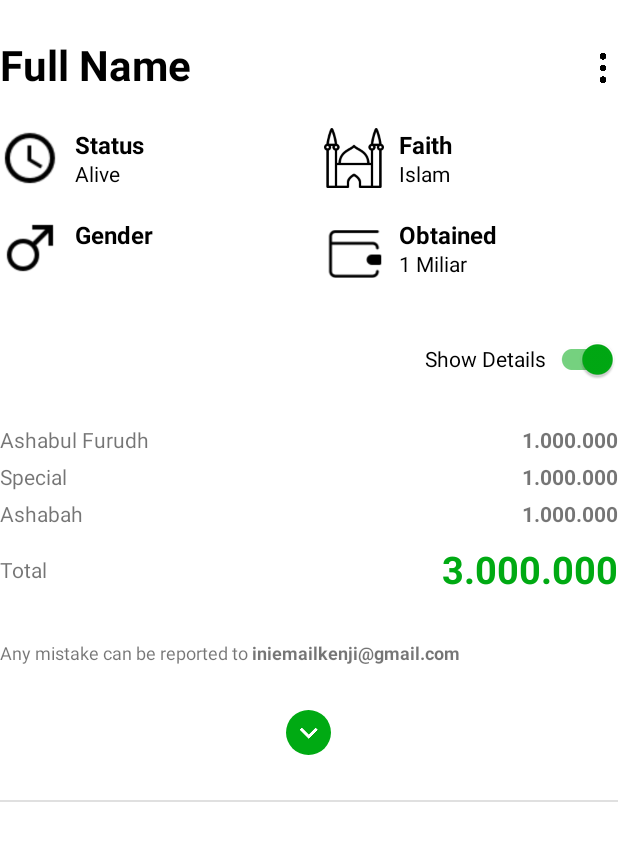
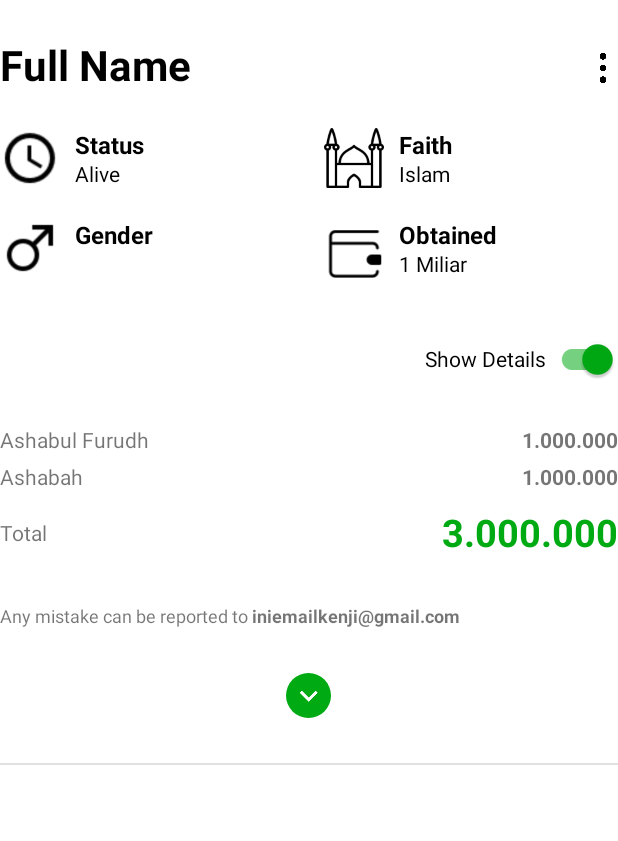
Before and after one commit to kenjihikmatullah/Wariskan, an Android app: the layout heir_item.xml on its own in the app's theme, with its tools: preview values and no code run, on a phone screen of 412 x 824 dp. Shown: the top 841 px of the screen. Run offline under Robolectric (Android 15) with nearby library versions, the phone set to English and light mode, and no system bars.

Commit message:
- set 'obtained' in the body of heir_item to %.2f

```diff
--- a/app/build.gradle
+++ b/app/build.gradle
@@ -12,7 +12,7 @@ android {
         minSdkVersion 16
         targetSdkVersion 29
         versionCode 1
-        versionName "1.0"
+        versionName "1.0.1"
         testInstrumentationRunner "androidx.test.runner.AndroidJUnitRunner"
         vectorDrawables.useSupportLibrary = true
         multiDexEnabled true
--- a/app/src/main/java/com/wariskan/database/InheritanceDatabase.kt
+++ b/app/src/main/java/com/wariskan/database/InheritanceDatabase.kt
@@ -7,7 +7,7 @@ import androidx.room.RoomDatabase
 import androidx.room.TypeConverters
 import com.wariskan.util.MIGRATION_to_1_2
 
-@Database(entities = [Inheritance::class], version = 2, exportSchema = false)
+@Database(entities = [Inheritance::class], version = 2)
 @TypeConverters(Converters::class)
 abstract class InheritanceDatabase : RoomDatabase() {
     abstract val dao: InheritanceDao
@@ -27,7 +27,6 @@ abstract class InheritanceDatabase : RoomDatabase() {
                         InheritanceDatabase::class.java,
                         "inheritance_database"
                     )
-                        .addMigrations(MIGRATION_to_1_2)
                         .fallbackToDestructiveMigration()
                         .build()
                     INSTANCE = instance
--- a/app/src/main/java/com/wariskan/util/BindingAdapters.kt
+++ b/app/src/main/java/com/wariskan/util/BindingAdapters.kt
@@ -81,7 +81,8 @@ fun TextView.doubleAdapter(num: Double = 0.0) {
         unit += context.getString(billion)
     }
 
-    val text = "${floor(shortened)} $unit"
+//    val text = "${floor(shortened)} $unit"
+    val text = String.format("%.2f %s", shortened, unit)
     setText(text)
 }
 
--- a/app/src/main/java/com/wariskan/util/Constants.kt
+++ b/app/src/main/java/com/wariskan/util/Constants.kt
@@ -20,6 +20,7 @@ const val ADMOB_ID = "ca-app-pub-3178233257268861~5817631177"
 
 val MIGRATION_to_1_2 = object : Migration(1, 2) {
     override fun migrate(database: SupportSQLiteDatabase) {
+
     }
 }
 
--- a/app/src/main/res/drawable/launch_screen.xml
+++ b/app/src/main/res/drawable/launch_screen.xml
@@ -9,7 +9,7 @@
         android:gravity="center"
         android:bottom="60dp">
         <bitmap
-            android:src="@drawable/logo_144"
+            android:src="@drawable/launch_screen_logo"
             android:gravity="center"
             />
     </item>
--- a/app/src/main/res/layout/heir_item.xml
+++ b/app/src/main/res/layout/heir_item.xml
@@ -261,33 +261,33 @@
 
                     </androidx.constraintlayout.widget.ConstraintLayout>
 
-                    <androidx.constraintlayout.widget.ConstraintLayout
-                        android:id="@+id/calculation_special"
-                        android:layout_width="match_parent"
-                        android:layout_height="wrap_content"
-                        android:layout_marginTop="5dp">
+<!--                    <androidx.constraintlayout.widget.ConstraintLayout-->
+<!--                        android:id="@+id/calculation_special"-->
+<!--                        android:layout_width="match_parent"-->
+<!--                        android:layout_height="wrap_content"-->
+<!--                        android:layout_marginTop="5dp">-->
 
-                        <TextView
-                            android:id="@+id/calc_special_title"
-                            android:layout_width="wrap_content"
-                            android:layout_height="wrap_content"
-                            android:text="@string/special"
-                            app:layout_constraintLeft_toLeftOf="parent"
-                            app:layout_constraintTop_toTopOf="parent" />
+<!--                        <TextView-->
+<!--                            android:id="@+id/calc_special_title"-->
+<!--                            android:layout_width="wrap_content"-->
+<!--                            android:layout_height="wrap_content"-->
+<!--                            android:text="@string/special"-->
+<!--                            app:layout_constraintLeft_toLeftOf="parent"-->
+<!--                            app:layout_constraintTop_toTopOf="parent" />-->
 
-                        <TextView
-                            android:id="@+id/calc_special_amount"
-                            android:layout_width="0dp"
-                            android:layout_height="wrap_content"
-                            android:textStyle="bold"
-                            android:gravity="right"
-                            android:maxLines="4"
-                            app:layout_constraintLeft_toRightOf="@id/calc_special_title"
-                            app:layout_constraintRight_toRightOf="parent"
-                            app:layout_constraintTop_toTopOf="parent"
-                            tools:text="1.000.000" />
+<!--                        <TextView-->
+<!--                            android:id="@+id/calc_special_amount"-->
+<!--                            android:layout_width="0dp"-->
+<!--                            android:layout_height="wrap_content"-->
+<!--                            android:textStyle="bold"-->
+<!--                            android:gravity="right"-->
+<!--                            android:maxLines="4"-->
+<!--                            app:layout_constraintLeft_toRightOf="@id/calc_special_title"-->
+<!--                            app:layout_constraintRight_toRightOf="parent"-->
+<!--                            app:layout_constraintTop_toTopOf="parent"-->
+<!--                            tools:text="1.000.000" />-->
 
-                    </androidx.constraintlayout.widget.ConstraintLayout>
+<!--                    </androidx.constraintlayout.widget.ConstraintLayout>-->
 
                     <androidx.constraintlayout.widget.ConstraintLayout
                         android:id="@+id/calculation_secondary"
@@ -374,6 +374,7 @@
                             android:layout_width="wrap_content"
                             android:layout_height="wrap_content"
                             android:text="@string/ineligible"
+                            style="@style/heir_item_details_title"
                             android:textColor="@color/primaryLightColor"
                             android:textStyle="bold" />
 
@@ -381,6 +382,7 @@
                             android:id="@+id/ineligible_details"
                             android:layout_width="match_parent"
                             android:layout_height="wrap_content"
+                            style="@style/heir_item_details_body"
                             tools:text="Line 1...\nLine 2..." />
 
                     </LinearLayout>
@@ -399,6 +401,8 @@
                             android:layout_width="wrap_content"
                             android:layout_height="wrap_content"
                             android:text="@string/disentitled"
+                            android:textColor="@color/primaryLightColor"
+                            style="@style/heir_item_details_title"
                             android:textStyle="bold" />
 
                         <TextView
@@ -406,6 +410,7 @@
                             android:layout_width="match_parent"
                             android:layout_height="wrap_content"
                             android:text="@{heir.in.disentitler}"
+                            style="@style/heir_item_details_body"
                             tools:text="Line 1...\nLine 2..." />
 
                     </LinearLayout>
@@ -426,42 +431,47 @@
                             android:layout_height="wrap_content"
                             android:textColor="@color/primaryLightColor"
                             android:textStyle="bold"
+                            style="@style/heir_item_details_title"
                             tools:text="@string/ashabul_furudh" />
 
                         <TextView
                             android:id="@+id/primary_details"
                             android:layout_width="match_parent"
                             android:layout_height="wrap_content"
-                            android:text="@{heir.in.one}"
+                            android:text="@{heir.in.primaryDetail}"
+                            style="@style/heir_item_details_body"
                             tools:text="Line 1...\nLine 2..." />
 
                     </LinearLayout>
 
                     <!-- Special -->
-                    <LinearLayout
-                        android:id="@+id/special_layout"
-                        android:layout_width="match_parent"
-                        android:layout_height="wrap_content"
-                        android:layout_marginBottom="30dp"
-                        android:orientation="vertical"
-                        android:visibility="gone"
-                        tools:visibility="visible">
+<!--                    <LinearLayout-->
+<!--                        android:id="@+id/special_layout"-->
+<!--                        android:layout_width="match_parent"-->
+<!--                        android:layout_height="wrap_content"-->
+<!--                        android:layout_marginBottom="30dp"-->
+<!--                        android:orientation="vertical"-->
+<!--                        android:visibility="gone"-->
+<!--                        tools:visibility="visible">-->
 
-                        <TextView
-                            android:id="@+id/special_header"
-                            android:layout_width="match_parent"
-                            android:layout_height="wrap_content"
-                            android:textStyle="bold"
-                            tools:text="@string/special" />
+<!--                        <TextView-->
+<!--                            android:id="@+id/special_header"-->
+<!--                            android:layout_width="match_parent"-->
+<!--                            android:layout_height="wrap_content"-->
+<!--                            android:textStyle="bold"-->
+<!--                            style="@style/heir_item_details_title"-->
+<!--                            android:textColor="@color/primaryLightColor"-->
+<!--                            tools:text="@string/special" />-->
 
-                        <TextView
-                            android:id="@+id/special_details"
-                            android:layout_width="match_parent"
-                            android:layout_height="wrap_content"
-                            android:text="@{heir.in.special}"
-                            tools:text="Line 1...\nLine 2..." />
+<!--                        <TextView-->
+<!--                            android:id="@+id/special_details"-->
+<!--                            android:layout_width="match_parent"-->
+<!--                            android:layout_height="wrap_content"-->
+<!--                            android:text="@{heir.in.special}"-->
+<!--                            style="@style/heir_item_details_body"-->
+<!--                            tools:text="Line 1...\nLine 2..." />-->
 
-                    </LinearLayout>
+<!--                    </LinearLayout>-->
 
                     <!-- Secondary -->
                     <LinearLayout
@@ -478,13 +488,16 @@
                             android:layout_width="match_parent"
                             android:layout_height="wrap_content"
                             android:textStyle="bold"
+                            style="@style/heir_item_details_title"
+                            android:textColor="@color/primaryLightColor"
                             tools:text="@string/ashabah" />
 
                         <TextView
                             android:id="@+id/secondar_details"
                             android:layout_width="match_parent"
                             android:layout_height="wrap_content"
-                            android:text="@{heir.in.two}"
+                            android:text="@{heir.in.secondaryDetail}"
+                            style="@style/heir_item_details_body"
                             tools:text="Line 1...\nLine 2..." />
 
                     </LinearLayout>
--- a/app/src/main/res/values/strings.xml
+++ b/app/src/main/res/values/strings.xml
@@ -2,7 +2,7 @@
     <string name="add_edit_title" translatable="false">
         %1$s %2$s
     </string>
-    <string name="legacy_details_header">
+    <string name="legacy_details_header" translatable="false">
         %1$s : %2$s
     </string>
     <string name="full_name">Full Name</string>
@@ -151,7 +151,7 @@
     <string name="obtained">Obtained</string>
 
     <!-- Primaries -->
-    <string name="ashabul_furudh">
+    <string name="ashabul_furudh" translatable="false">
         Ashabul Furudh
     </string>
     <string name="dad_1_3">
@@ -259,7 +259,7 @@
     </string>
 
     <!-- Secondary -->
-    <string name="ashabah">
+    <string name="ashabah" translatable="false">
         Ashabah
     </string>
     <string name="son_secondary">
@@ -384,5 +384,5 @@
     <string name="calculated_instruction">You can see the results in each heir profile</string>
     <string name="calculated_title">Calculated!</string>
     <string name="correction_text">Any mistake can be reported to <b>iniemailkenji@gmail.com</b></string>
-    <string name="total">Total</string>
+    <string name="total" translatable="false">Total</string>
 </resources>
--- a/app/src/main/res/values/styles.xml
+++ b/app/src/main/res/values/styles.xml
@@ -33,23 +33,19 @@
     </style>
 
     <!-- Deceased -->
-
     <style name="header_text" parent="match_wrap">
         <item name="android:textSize">@dimen/headerTextSize</item>
         <item name="android:textColor">@android:color/black</item>
         <item name="android:textStyle">bold</item>
     </style>
-
     <style name="row_layout" parent="wrap_wrap">
     </style>
-
     <style name="row_image">
         <item name="android:layout_width">40dp</item>
         <item name="android:layout_height">40dp</item>
         <item name="android:layout_alignParentTop">true</item>
         <item name="android:layout_alignParentLeft">true</item>
     </style>
-
     <style name="row_title" parent="wrap_wrap">
         <item name="android:textColor">@android:color/black</item>
         <item name="android:textStyle">bold</item>
@@ -57,7 +53,6 @@
         <item name="android:inputType">textMultiLine</item>
         <item name="android:layout_marginLeft">10dp</item>
     </style>
-
     <style name="row_body" parent="wrap_wrap">
         <item name="android:layout_alignParentBottom">true</item>
         <item name="android:textColor">@android:color/black</item>
@@ -69,7 +64,6 @@
     <style name="addedit_row_layout" parent="match_wrap">
         <item name="android:layout_marginTop">20dp</item>
     </style>
-
     <style name="addedit_row_label" parent="wrap_wrap">
         <item name="android:paddingLeft">12dp</item>
         <item name="android:layout_width">0dp</item>
@@ -77,12 +71,10 @@
         <item name="layout_constraintTop_toTopOf">parent</item>
         <item name="layout_constraintBottom_toBottomOf">parent</item>
     </style>
-
     <style name="addedit_row_guideline" parent="wrap_wrap">
         <item name="android:orientation">vertical</item>
         <item name="layout_constraintGuide_percent">0.5</item>
     </style>
-
     <style name="addedit_row_spinner" parent="wrap_wrap">
         <item name="android:layout_width">0dp</item>
         <item name="layout_constraintRight_toRightOf">parent</item>
@@ -101,4 +93,12 @@
         <item name="android:layout_marginBottom">15dp</item>
     </style>
 
+    <!-- Heir Item -->
+    <style name="heir_item_details_title">
+        <item name="android:textSize">18sp</item>
+    </style>
+    <style name="heir_item_details_body">
+        <item name="android:textSize">15sp</item>
+    </style>
+
 </resources>
```
Also changed, not shown: app/src/main/java/com/wariskan/database/Inheritance.kt (+31 -29 lines), app/src/main/java/com/wariskan/model/person/Heir.kt (+17 -4 lines), app/src/main/java/com/wariskan/model/property/LegacyIn.kt (+20 -20 lines), app/src/main/java/com/wariskan/ui/addedit/AddEditFragment.kt (+6 -1 lines), app/src/main/java/com/wariskan/ui/heir/HeirAdapter.kt (+13 -13 lines), app/src/main/java/com/wariskan/ui/legacy/LegacyFragment.kt (+8 -0 lines), app/src/main/res/layout/fragment_legacy.xml (+33 -6 lines), app/src/main/res/drawable/launch_screen_logo.png (added), 1 other file.
